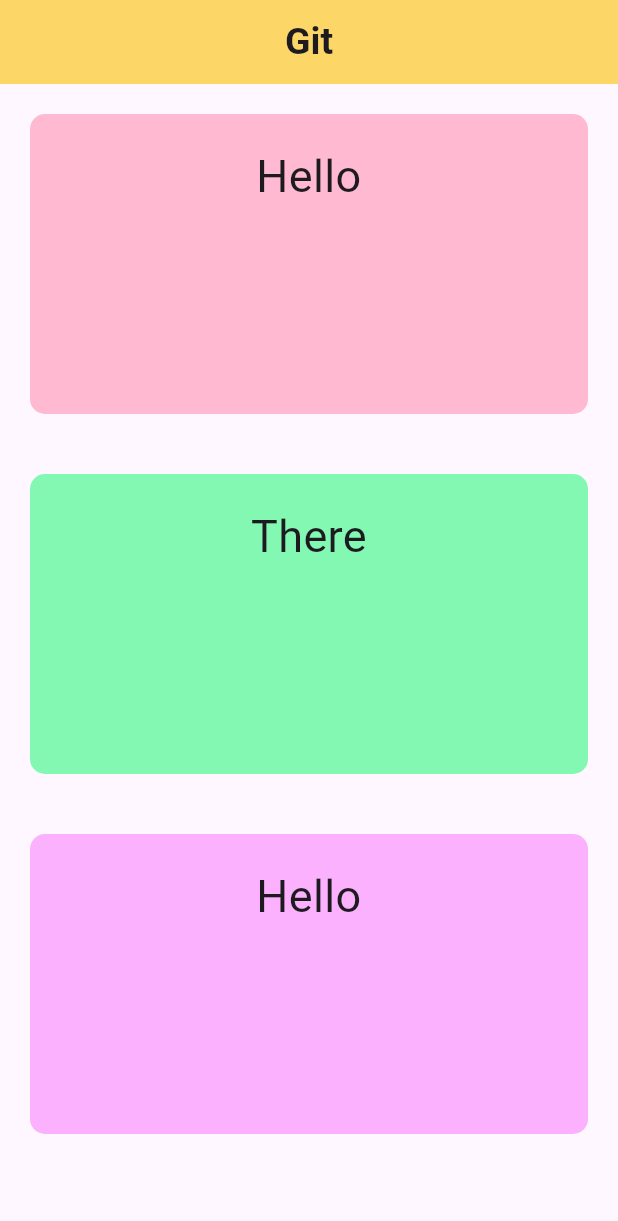
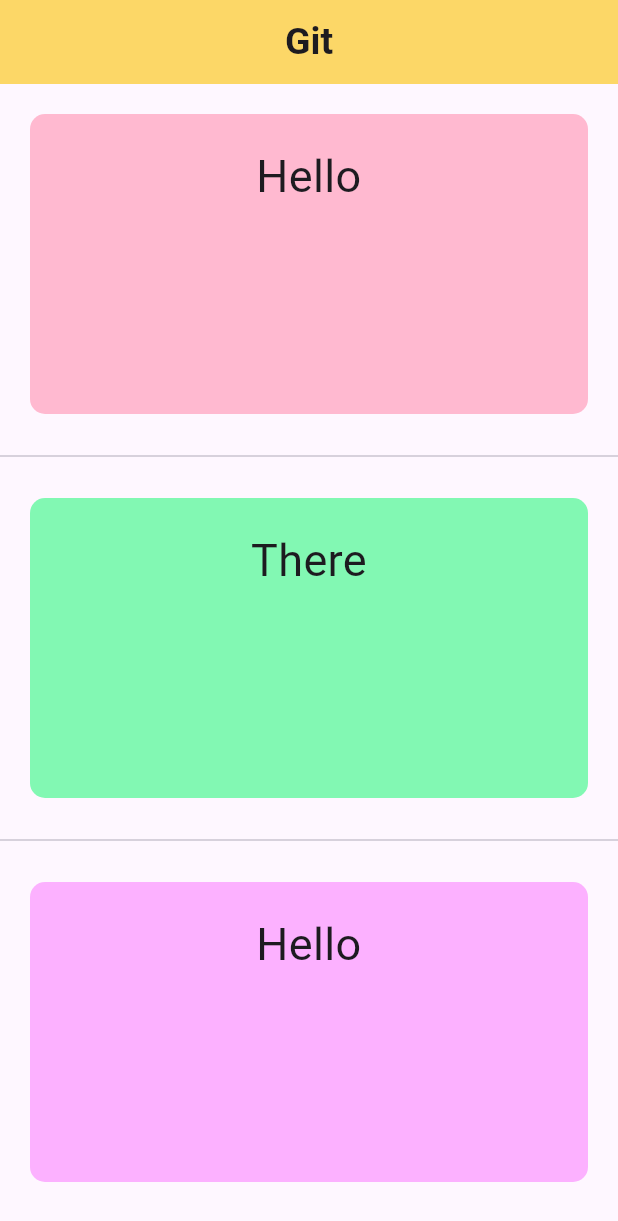
Before and after one commit to haadiyaa/gitsample, a Flutter app: the screen it shows after launch, on a phone screen of 412 x 824 dp. Shown: the top 1221 px of the screen. Run offline on Flutter 3.47's test engine with Material 3 defaults, Android fonts, the phone set to English and light mode, and no system bars.

Commit message:
added divider

```diff
--- a/lib/main.dart
+++ b/lib/main.dart
@@ -35,7 +35,9 @@ class MyHomePage extends StatelessWidget {
         child: Column(
           children: [
             MyBox(color: Color.fromARGB(255, 255, 185, 208), text: "Hello"),
+            Divider(),
             MyBox(color: Color.fromARGB(255, 130, 248, 179), text: "There"),
+            Divider(),
             MyBox(color: Color.fromARGB(255, 252, 177, 255), text: "Hello"),
           ],
         ),
```
